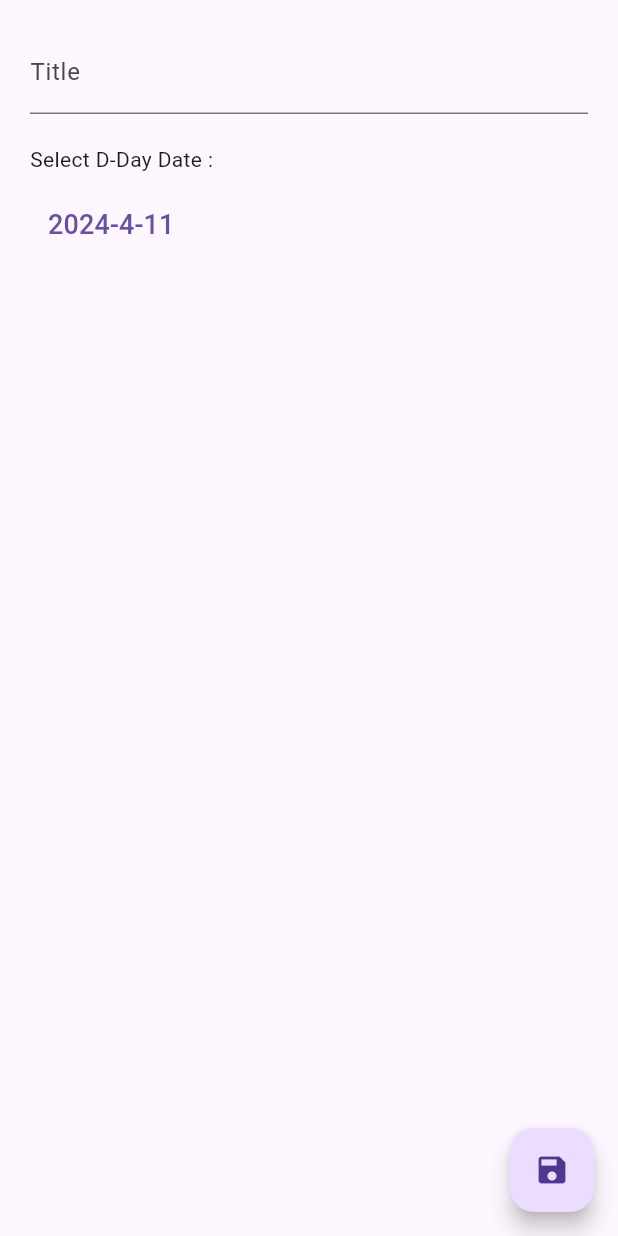
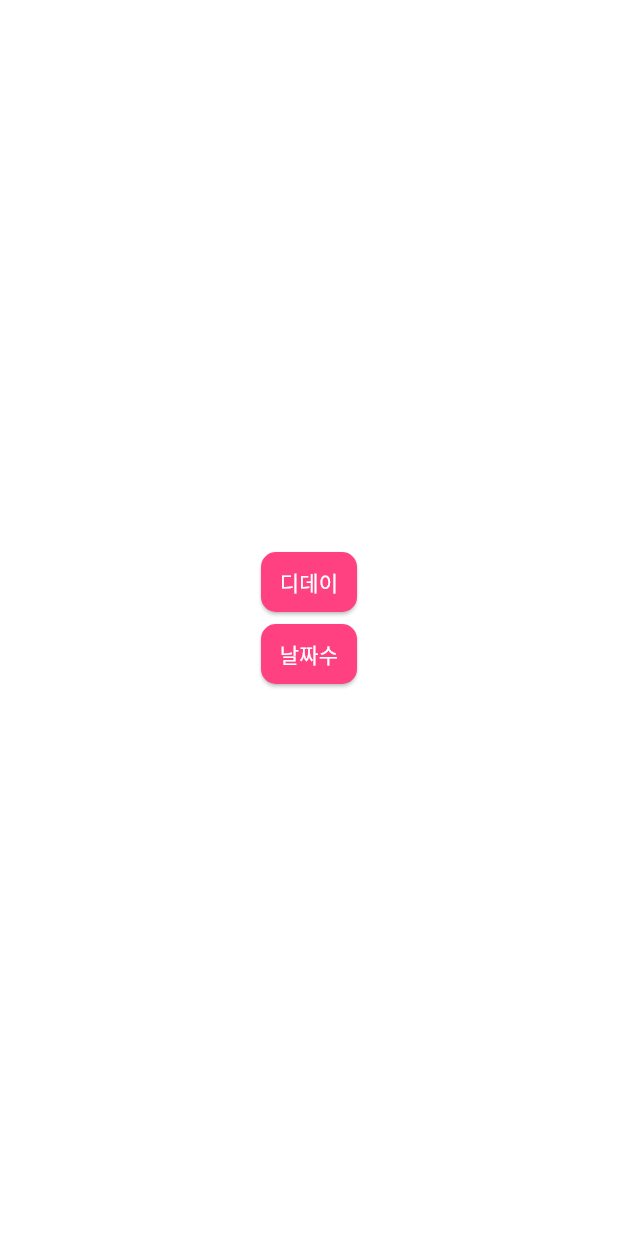
Before and after one commit to Shinkju/Timestory_open, a Flutter app: the TheDaysCard screen opened directly, after a tap on the "add" icon, on a phone screen of 412 x 824 dp. Run offline on Flutter 3.47's test engine with Material 3 defaults, Android fonts, the phone set to English and light mode, and no system bars; our stand-ins replace flutter_secure_storage, fluttertoast, shared_preferences, table_calendar; accounts and stored records are empty.

Commit message:
dday widget 위젯카드, calculation 작업완료

```diff
--- a/lib/screens/calendar_screen.dart
+++ b/lib/screens/calendar_screen.dart
@@ -9,7 +9,7 @@ class CalendarScreen extends StatelessWidget{
   Widget build(BuildContext context) {
     return const Scaffold(
       appBar: CustomAppBar(),
-      body: CalendarWidget(),  //캘린더+카드
+      body: CalendarWidget(),
     );
   }
 }
--- /dev/null
+++ b/lib/service/days_service.dart
@@ -0,0 +1,25 @@
+import 'dart:convert';
+
+import 'package:shared_preferences/shared_preferences.dart';
+import 'package:timestory/model/days_info_model.dart';
+
+class DaysService{
+
+  static Future<List<DaysModel>> getDaysInfoByAll() async{
+    final prefs = await SharedPreferences.getInstance();
+    final List<String>? daysInfo = prefs.getStringList('daysInfo');
+
+    List<DaysModel> daysInstance = [];
+    if(daysInfo != null){
+      for(String jsonStr in daysInfo){
+        final Map<String, dynamic> daysMap = jsonDecode(jsonStr);
+        final uuid = daysMap['uuid'];
+        if(uuid.isNotEmpty){
+          daysInstance.add(DaysModel.fromJson(daysMap));
+        }
+      }
+      return daysInstance;
+    }
+    throw Error();
+  }
+}
--- a/lib/service/schedule_service.dart
+++ b/lib/service/schedule_service.dart
@@ -5,7 +5,6 @@ import 'package:timestory/model/schedule_memo_model.dart';
 
 class ScheduleService{
 
-  //스케줄일정 목록
   static Future<List<ScheduleMemoModel>> getScheduleMemosById(String year, String month, String day) async{
     final prefs = await SharedPreferences.getInstance();
     final List<String>? scheduleInfo = prefs.getStringList('scheduleInfo');
@@ -25,4 +24,5 @@ class ScheduleService{
     }
     throw Error();
   }
+
 }
--- a/lib/widget/calendar/calendar_widget.dart
+++ b/lib/widget/calendar/calendar_widget.dart
@@ -14,23 +14,24 @@ class CalendarWidget extends StatefulWidget{
 }
 
 class _CalendarWidgetState extends State<CalendarWidget> {
-  final storage = const FlutterSecureStorage();
-  int scheduleCardMemoCount = 0; //스케줄 메모수
+  //final storage = const FlutterSecureStorage();
+  //int scheduleCardMemoCount = 0; //스케줄 메모수
 
-  //초기 선택날짜 - 금일
+  //초기날짜
   DateTime selectedDate = DateTime.utc(
     DateTime.now().year,
     DateTime.now().month,
     DateTime.now().day,
   );
 
-  void onDaySelected(DateTime selectedDate, DateTime focusedDate) async{ //선택날짜 변경적용
+  //선택일 변경
+  void onDaySelected(DateTime selectedDate, DateTime focusedDate) async{
     setState(() {
       this.selectedDate = selectedDate;
     });
   }
 
-  void onPageChanged(DateTime focusedDate){ //월(페이지) 변경 적용
+  void onPageChanged(DateTime focusedDate){ //월 변경
     setState(() {
       selectedDate = DateTime(focusedDate.year, focusedDate.month, 1);
     });
@@ -48,12 +49,12 @@ class _CalendarWidgetState extends State<CalendarWidget> {
       body: Column(
         children: [
           TableCalendar(
-            firstDay: DateTime(2024,1,1), //달력의 시작 날짜
-            lastDay: DateTime(3000,1,1),  //달력의 마지막 날짜
-            focusedDay: selectedDate,   //현재달력 포거스날짜
+            firstDay: DateTime(2024,1,1), //달력 시작날짜
+            lastDay: DateTime(3000,1,1),  //달력 마지막날짜
+            focusedDay: selectedDate,   //현재 포거스날짜
             locale: 'ko_KR',
             daysOfWeekHeight: 30,
-            //날짜가 선택됐을 때
+            //날짜가 선택
             onDaySelected: onDaySelected,
             //선택날짜 분기로직
             selectedDayPredicate: (day) {
--- a/lib/widget/calendar/schedule_card_widget.dart
+++ b/lib/widget/calendar/schedule_card_widget.dart
@@ -69,7 +69,7 @@ class _ScheduleCardState extends State<ScheduleCard> {
   }
 }
 
-//내용 보여주는 위젯
+//내용 위젯
 class Memo extends StatefulWidget {
   final ScheduleMemoModel memoInfo;
   final String uuid;
@@ -85,7 +85,6 @@ class Memo extends StatefulWidget {
 }
 
 class _MemoState extends State<Memo> {
-  //prefs받아오기
   @override
   void initState(){
     super.initState();
@@ -99,8 +98,7 @@ class _MemoState extends State<Memo> {
   @override
   Widget build(BuildContext context) {
     return GestureDetector(
-      // 수정 페이지로 이동
-      onTap: (){
+      onTap: (){ //수정페이지
         showModalBottomSheet(
           context: context,
           isDismissible: true,
--- /dev/null
+++ b/lib/widget/today/days_calculator.dart
@@ -0,0 +1,66 @@
+import 'package:flutter/material.dart';
+import 'package:timestory/common/colors.dart';
+import 'package:timestory/widget/today/days_sheet_widget.dart';
+
+class DaysCalculator extends StatelessWidget{
+  const DaysCalculator({super.key});
+
+  @override
+  Widget build(BuildContext context) {
+    return MediaQuery(
+      data: MediaQuery.of(context).copyWith(textScaler: const TextScaler.linear(1.0)),
+      child: Scaffold(
+        backgroundColor: Colors.white,
+        body: Center(
+          child: Column(
+            mainAxisAlignment: MainAxisAlignment.center,
+            children: <Widget>[
+              ElevatedButton(
+                onPressed: (){
+                  //1
+                  showModalBottomSheet(
+                    context: context,
+                    isDismissible: true,
+                    builder: (_) => const DDayBottomSheet(calculor: "1"),
+                    isScrollControlled: true,
+                  );
+                },
+                style: ElevatedButton.styleFrom(
+                  backgroundColor: DEFAULT_COLOR,
+                  foregroundColor: Colors.white,
+                  shape: RoundedRectangleBorder(borderRadius: BorderRadius.circular(10.0)),
+                  padding: const EdgeInsets.symmetric(vertical: 8, horizontal: 8,),
+                ),
+                child: const Text(
+                  "디데이",
+                  textAlign: TextAlign.center,
+                ),
+              ),
+              ElevatedButton(
+                onPressed: (){
+                  //0
+                  showModalBottomSheet(
+                    context: context,
+                    isDismissible: true,
+                    builder: (_) => const DDayBottomSheet(calculor: "0"),
+                    isScrollControlled: true,
+                  );
+                },
+                style: ElevatedButton.styleFrom(
+                  backgroundColor: DEFAULT_COLOR,
+                  foregroundColor: Colors.white,
+                  shape: RoundedRectangleBorder(borderRadius: BorderRadius.circular(10.0)),
+                  padding: const EdgeInsets.symmetric(vertical: 8, horizontal: 8,),
+                ),
+                child: const Text(
+                  "날짜수",
+                  textAlign: TextAlign.center,
+                ),
+              ),
+            ],
+          ),
+        ),
+      ),
+    );
+  }
+}
--- a/lib/widget/today/days_widget.dart
+++ b/lib/widget/today/days_widget.dart
@@ -1,10 +1,9 @@
-import 'dart:convert';
-
 import 'package:flutter/material.dart';
+import 'package:intl/date_symbol_data_local.dart';
 import 'package:shared_preferences/shared_preferences.dart';
-import 'package:intl/intl.dart';
 import 'package:timestory/common/colors.dart';
-import 'package:timestory/widget/today/days_sheet_widget.dart';
+import 'package:timestory/widget/today/days_calculator.dart';
+import 'package:timestory/widget/today/days_card_widget.dart';
 
 class TheDaysCard extends StatefulWidget{
   const TheDaysCard({super.key});
@@ -13,9 +12,51 @@ class TheDaysCard extends StatefulWidget{
   State<TheDaysCard> createState() => _TheDaysCardState();
 }
 
+class _TheDaysCardState extends State<TheDaysCard>{
+  late SharedPreferences prefs;
 
-class _TheDaysCardState extends State<TheDaysCard>{
-  List<Map<String, dynamic>> ddayList = [];
+  @override
+  void initState(){
+    super.initState();
+    initializeDateFormatting('ko_KR', null);
+  }
+
+  @override
+  Widget build(BuildContext context) {
+    return Scaffold(
+      body: Column(
+        children: [
+          const SizedBox(height: 8.0,),
+          const DaysCard(),
+          GestureDetector(
+            child: const Icon(Icons.add),
+            onTap: (){
+              Navigator.push(
+                context,
+                MaterialPageRoute(builder: (context) => const DaysCalculator()),
+              );
+            },
+          ),
+        ],
+      ),
+      /*floatingActionButton: FloatingActionButton(
+        backgroundColor: DEFAULT_COLOR,
+        onPressed: (){
+          showModalBottomSheet(
+            context: context,
+            isDismissible: true,
+            builder: (_) => const DaysCalculator(),
+            isScrollControlled: true, //키보드가림 해결
+          );
+        },
+        child: const Icon(Icons.add),
+      ),*/
+    );
+  }
+}
+
+/*class _TheDaysCardState extends State<TheDaysCard>{
+  //List<Map<String, dynamic>> ddayList = [];
 
   @override
   void initState(){
@@ -65,4 +106,4 @@ class _TheDaysCardState extends State<TheDaysCard>{
         ),
     );
   }
-}
+}*/
```
Also changed, not shown: lib/main.dart (+1 -10 lines), lib/model/days_info_model.dart (added, +36 -0 lines), lib/model/schedule_memo_model.dart (+5 -6 lines), lib/widget/today/days_card_widget.dart (added, +160 -0 lines), lib/widget/today/days_sheet_widget.dart (+107 -36 lines). Lines whose indentation alone changed are shown as unchanged.
